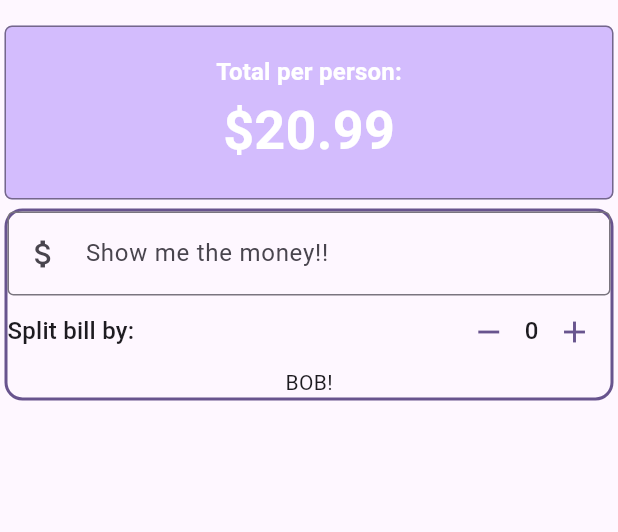
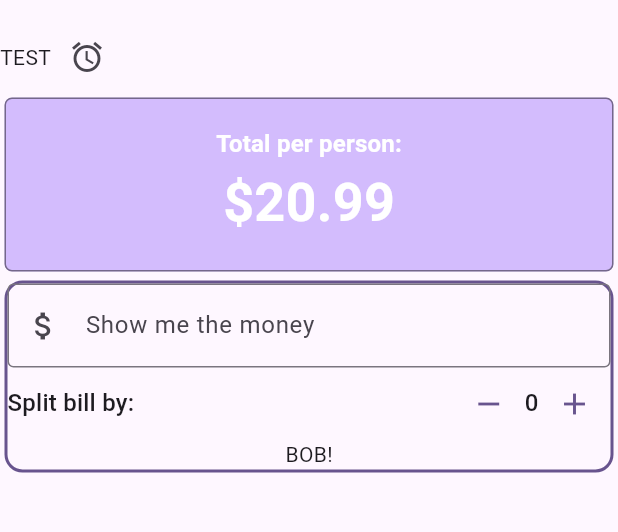
Before and after one commit to sjewitt/utip, a Flutter app: the screen it shows after launch, on a phone screen of 412 x 824 dp, the part 63-595 px from its top. Run offline on Flutter 3.47's test engine with Material 3 defaults, Android fonts, the phone set to English and light mode, and no system bars.

Commit message:
end of section 6:17, comments left in

```diff
--- a/lib/main.dart
+++ b/lib/main.dart
@@ -1,4 +1,7 @@
 import 'package:flutter/material.dart';
+import 'package:utip/widgets/person_counter.dart';
+import 'package:utip/widgets/test_widget.dart';
+// import 'package:utip/widgets/PersonCounter.dart';
 
 void main() {
   runApp(const MyApp());
@@ -41,6 +44,7 @@ class _UTipState extends State<UTip> {
   // the stateful props and methods need to be CLASS MEMBERS! NOT local vars inside build! ARGH!!! FFS!!!
 
   int personCount = 0;
+  String now = ""; // underscore sets local scope!!!
 
   void decrementCounter() {
     setState(() {
@@ -52,6 +56,12 @@ class _UTipState extends State<UTip> {
   void incrementCounter() {
     setState(() {
       personCount++; // = personCount - 1;
+    });
+  }
+
+  void setSomething() {
+    setState(() {
+      now = DateTime.now().toIso8601String();
     });
   }
 
@@ -97,6 +107,20 @@ class _UTipState extends State<UTip> {
         mainAxisSize: MainAxisSize.max, // the default
 
         children: [
+          Row(
+            children: [
+              Text("TEST"),
+              Text(now),
+              TestWidget(
+                setsomething: setSomething,
+                // so HERE I am passing in a variable, local to THIS file, that is updated via the
+                // setSomething method passed in to the STATELESS widget. The updated value is displayed
+                //both HERE, AND in the child STATELESS widget... This suggests that the changing
+                //variable isn't actually STATE as far as teh child widget is concerned.
+                result: now,
+              ), // it's just name:val, arguments, NOT an object
+            ],
+          ),
           // Text("body"),
           Container(
             // style the Container: (from vid)
@@ -200,7 +224,7 @@ class _UTipState extends State<UTip> {
                       // prefix: Text("sausage"),
                       // he uses prefixIcon:
                       prefixIcon: Icon(Icons.attach_money), // the dollar sign
-                      labelText: "Show me the money!!",
+                      labelText: "Show me the money",
                     ),
                     keyboardType: const TextInputType.numberWithOptions(
                       decimal:
@@ -222,48 +246,13 @@ class _UTipState extends State<UTip> {
                   ),
 
                   // section #6.13
-                  Row(
-                    mainAxisAlignment: MainAxisAlignment
-                        .spaceBetween, // huh? He talks about this (to `start`) but then removes it?//.spaceBetween also works (and dont need )
-
-                    children: [
-                      Text(
-                        "Split bill by:",
-                        style: theme.textTheme.titleMedium,
-                      ),
-                      // note nested Row()
-                      Row(
-                        // mainAxisAlignment: MainAxisAlignment.end,  // not needed
-                        // the inc/dec controls:
-                        children: [
-                          IconButton(
-                            color: theme.colorScheme.primary,
-                            //NOTE: If the handler is null, then the buttons become disabled. Therefore, add a dummy anon function:
-                            // onPressed: null,
-                            onPressed: decrementCounter,
-                            // () => {
-                            //   // personCount = personCount - 1,
-                            //   // debugPrint("removing")
-                            // },
-                            icon: const Icon(Icons.remove),
-                          ),
-                          // counter
-                          // note use of $ in string to coerce the int to a string
-                          Text(
-                            "$personCount",
-                            style: theme.textTheme.titleMedium,
-                          ),
-                          IconButton(
-                            color: theme.colorScheme.primary,
-                            //NOTE: If the handler is null, then the buttons become disabled. Therefore, add a dummy anon function:
-                            // onPressed: null,
-                            // onPressed: () => personCount++,
-                            onPressed: incrementCounter,
-                            icon: const Icon(Icons.add),
-                          ),
-                        ],
-                      ),
-                    ], // TODO:
+                  // PersonCounter(theme: theme, personCount: personCount),
+                  // #6.15 - and add the function name args
+                  PersonCounter(
+                    theme: theme,
+                    personCount: personCount,
+                    onDecrement: decrementCounter,
+                    onIncrement: incrementCounter,
                   ),
                   Text("BOB!"),
                 ],
--- /dev/null
+++ b/lib/widgets/person_counter.dart
@@ -0,0 +1,75 @@
+// import 'package:flutter/material.dart';
+import 'package:flutter/material.dart';
+// How to MANUALLY exctract the widget?
+// put the method refs back here?
+// the callbacks will be passed as callback args to the new widget. See below
+
+class PersonCounter extends StatelessWidget {
+  const PersonCounter({
+    super.key,
+    required this.theme,
+    required this.personCount,
+    // adds these to remove the bitching:
+    // this also enforces the requirement for passing the callback functions
+    required this.onDecrement,
+    required this.onIncrement,
+  });
+
+  final ThemeData theme;
+  final int personCount;
+
+  // #6:15
+  final VoidCallback onDecrement;
+  final VoidCallback onIncrement;
+
+  @override
+  Widget build(BuildContext context) {
+    return Row(
+      mainAxisAlignment: MainAxisAlignment
+          .spaceBetween, // huh? He talks about this (to `start`) but then removes it?//.spaceBetween also works (and dont need )
+
+      children: [
+        Text("Split bill by:", style: theme.textTheme.titleMedium),
+        // note nested Row()
+        // 6.15 refactor.
+        // The extract Widget quick menu option here triggers a warning, to do with the handler methods.
+        // therefore, temorarily remove them and replace with anon empty functions
+        Row(
+          // mainAxisAlignment: MainAxisAlignment.end,  // not needed
+          // the inc/dec controls:
+          children: [
+            IconButton(
+              color: theme.colorScheme.primary,
+              //NOTE: If the handler is null, then the buttons become disabled. Therefore, add a dummy anon function:
+              // onPressed: null,
+              // onPressed: decrementCounter,
+              // onPressed: () => {},
+              // becomes
+              onPressed: onDecrement,
+              // () => {
+              //   // personCount = personCount - 1,
+              //   // debugPrint("removing")
+              // },
+              icon: const Icon(Icons.remove),
+            ),
+            // counter
+            // note use of $ in string to coerce the int to a string
+            Text("$personCount", style: theme.textTheme.titleMedium),
+            IconButton(
+              color: theme.colorScheme.primary,
+              //NOTE: If the handler is null, then the buttons become disabled. Therefore, add a dummy anon function:
+              // onPressed: null,
+              // onPressed: () => personCount++,
+              // onPressed: incrementCounter,
+              // onPressed: () => {},
+              // becomes
+              onPressed: onIncrement,
+
+              icon: const Icon(Icons.add),
+            ),
+          ],
+        ),
+      ], // TODO:
+    );
+  }
+}
--- /dev/null
+++ b/lib/widgets/test_widget.dart
@@ -0,0 +1,32 @@
+import 'package:flutter/material.dart';
+
+class TestWidget extends StatelessWidget {
+  // I get a mutable warning
+  const TestWidget({
+    super.key,
+    required this.setsomething, // a func passed in. required is required
+    required this.result, // an UPDATED VARIABLE passed in...
+    // OK it IS the same as the course example. But still... This seems like
+    // state in a stateless widget?
+    // THIS:
+    // https://stackoverflow.com/questions/62751380/can-a-statelesswidget-contain-member-variables
+    // suggests that this (and he course one) should be STATEFUL widgets.  To continue.
+
+    // and here, we can pass in other constructor args, including function refs.
+  });
+
+  final VoidCallback setsomething; // needs to be final
+  final String result;
+
+  @override
+  Widget build(BuildContext context) {
+    return Row(
+      // removed `const`?
+      children: [
+        IconButton(onPressed: setsomething, icon: Icon(Icons.access_alarm)),
+        Text(result),
+      ],
+    );
+    // HERE we insert our widget code, replacing the Placeholder widget
+  }
+}
```
Also changed, not shown: lib/widgets/test2_widget.dart (added, +13 -0 lines).
